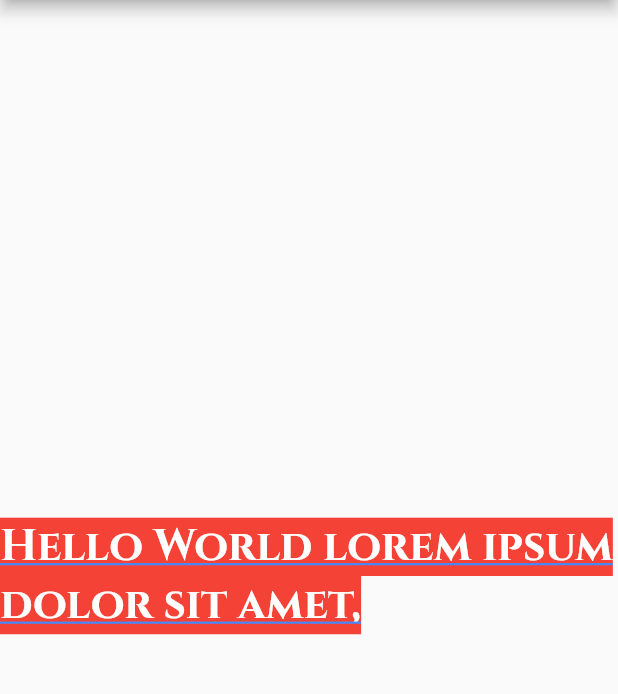
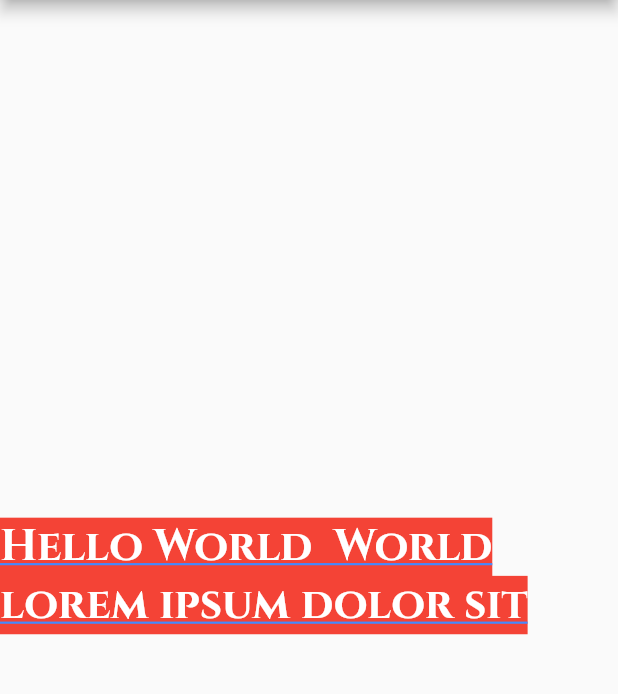
Before and after one commit to sulkhan10/first_project_flutter, a Flutter app: the screen it shows after launch, on a phone screen of 412 x 824 dp, the part 84-778 px from its top. Run offline on Flutter 3.47's test engine with Material 2 defaults, Android fonts, the phone set to English and light mode, and no system bars.

Commit message:
minor change

```diff
--- a/lib/main.dart
+++ b/lib/main.dart
@@ -17,7 +17,7 @@
         ),
         body: Center(
           child: Text(
-            'Hello World lorem ipsum dolor sit amet, consectetur adipiscing elit, sed do eiusmod tempor incididunt ut labore et dolore magna aliqua.lorem ipsum dolor sit amet, consectetur adipiscing elit, sed do eiusmod tempor incididunt ut labore et dolore magna aliqua.',
+            'Hello World  World lorem ipsum dolor sit amet, consectetur adipiscing elit, sed do eiusmod tempor incididunt ut labore et dolore magna aliqua.lorem ipsum dolor sit amet, consectetur adipiscing elit, sed do eiusmod tempor incididunt ut labore et dolore magna aliqua.',
             textAlign: TextAlign.left,
             maxLines: 2,
             style: TextStyle(
```
